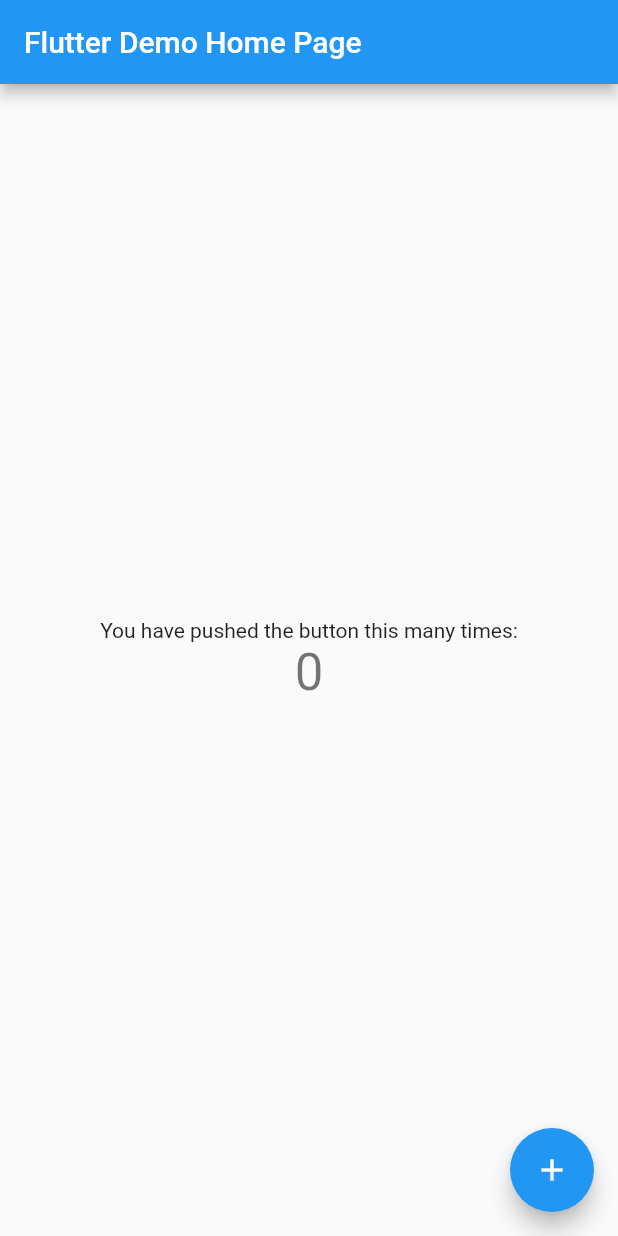
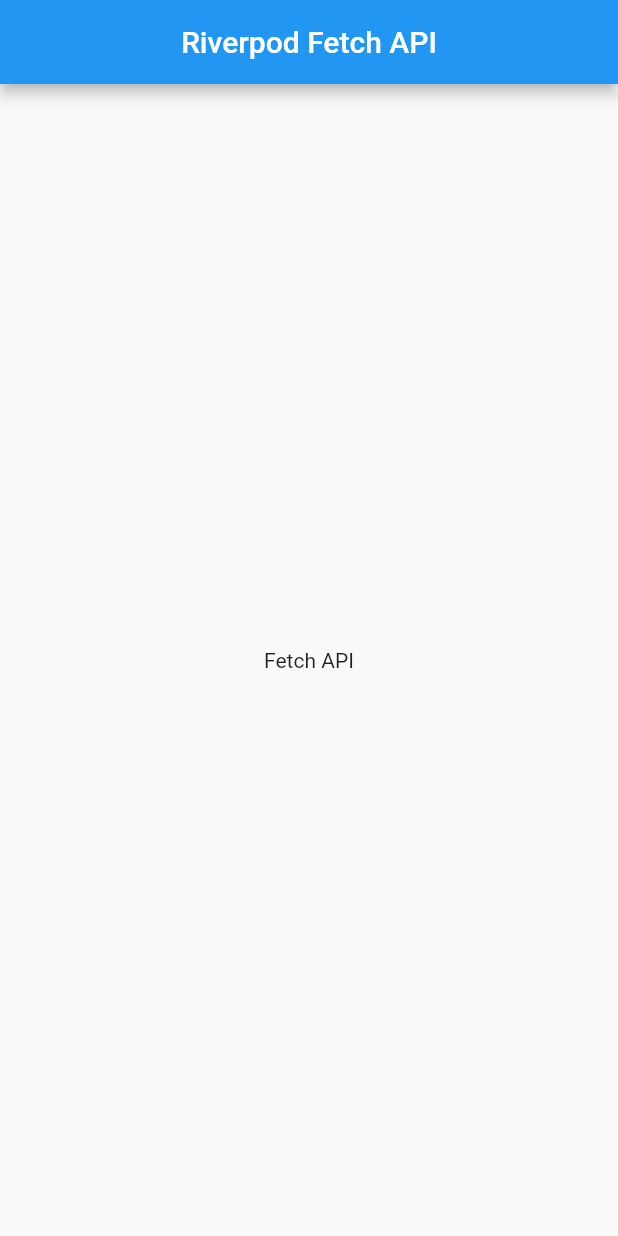
Before and after one commit to vladoja/flutter_riverpod_fetch_api, a Flutter app: the screen it shows after launch, on a phone screen of 412 x 824 dp. Run offline on Flutter 3.47's test engine with Material 2 defaults, Android fonts, the light colour scheme and no system bars; our stand-ins replace flutter_riverpod.

Commit message:
MyHomePage

```diff
--- a/lib/main.dart
+++ b/lib/main.dart
@@ -1,4 +1,5 @@
 import 'package:flutter/material.dart';
+import 'package:riverpod_fetch_api/pages/myhome_page.dart';
 
 void main() {
   runApp(const MyApp());
@@ -24,92 +25,7 @@
         // is not restarted.
         primarySwatch: Colors.blue,
       ),
-      home: const MyHomePage(title: 'Flutter Demo Home Page'),
+      home: const MyHomePage(),
     );
   }
 }
-
-class MyHomePage extends StatefulWidget {
-  const MyHomePage({super.key, required this.title});
-
-  // This widget is the home page of your application. It is stateful, meaning
-  // that it has a State object (defined below) that contains fields that affect
-  // how it looks.
-
-  // This class is the configuration for the state. It holds the values (in this
-  // case the title) provided by the parent (in this case the App widget) and
-  // used by the build method of the State. Fields in a Widget subclass are
-  // always marked "final".
-
-  final String title;
-
-  @override
-  State<MyHomePage> createState() => _MyHomePageState();
-}
-
-class _MyHomePageState extends State<MyHomePage> {
-  int _counter = 0;
-
-  void _incrementCounter() {
-    setState(() {
-      // This call to setState tells the Flutter framework that something has
-      // changed in this State, which causes it to rerun the build method below
-      // so that the display can reflect the updated values. If we changed
-      // _counter without calling setState(), then the build method would not be
-      // called again, and so nothing would appear to happen.
-      _counter++;
-    });
-  }
-
-  @override
-  Widget build(BuildContext context) {
-    // This method is rerun every time setState is called, for instance as done
-    // by the _incrementCounter method above.
-    //
-    // The Flutter framework has been optimized to make rerunning build methods
-    // fast, so that you can just rebuild anything that needs updating rather
-    // than having to individually change instances of widgets.
-    return Scaffold(
-      appBar: AppBar(
-        // Here we take the value from the MyHomePage object that was created by
-        // the App.build method, and use it to set our appbar title.
-        title: Text(widget.title),
-      ),
-      body: Center(
-        // Center is a layout widget. It takes a single child and positions it
-        // in the middle of the parent.
-        child: Column(
-          // Column is also a layout widget. It takes a list of children and
-          // arranges them vertically. By default, it sizes itself to fit its
-          // children horizontally, and tries to be as tall as its parent.
-          //
-          // Invoke "debug painting" (press "p" in the console, choose the
-          // "Toggle Debug Paint" action from the Flutter Inspector in Android
-          // Studio, or the "Toggle Debug Paint" command in Visual Studio Code)
-          // to see the wireframe for each widget.
-          //
-          // Column has various properties to control how it sizes itself and
-          // how it positions its children. Here we use mainAxisAlignment to
-          // center the children vertically; the main axis here is the vertical
-          // axis because Columns are vertical (the cross axis would be
-          // horizontal).
-          mainAxisAlignment: MainAxisAlignment.center,
-          children: <Widget>[
-            const Text(
-              'You have pushed the button this many times:',
-            ),
-            Text(
-              '$_counter',
-              style: Theme.of(context).textTheme.headlineMedium,
-            ),
-          ],
-        ),
-      ),
-      floatingActionButton: FloatingActionButton(
-        onPressed: _incrementCounter,
-        tooltip: 'Increment',
-        child: const Icon(Icons.add),
-      ), // This trailing comma makes auto-formatting nicer for build methods.
-    );
-  }
-}
--- /dev/null
+++ b/lib/pages/myhome_page.dart
@@ -0,0 +1,18 @@
+import 'package:flutter/material.dart';
+
+class MyHomePage extends StatelessWidget {
+  const MyHomePage({super.key});
+
+  @override
+  Widget build(BuildContext context) {
+    return Scaffold(
+      appBar: AppBar(
+        // Here we take the value from the MyHomePage object that was created by
+        // the App.build method, and use it to set our appbar title.
+        title: const Text("Riverpod Fetch API", textAlign: TextAlign.center),
+        centerTitle: true,
+      ),
+      body: const Center(child: Text("Fetch API")),
+    );
+  }
+}
```
